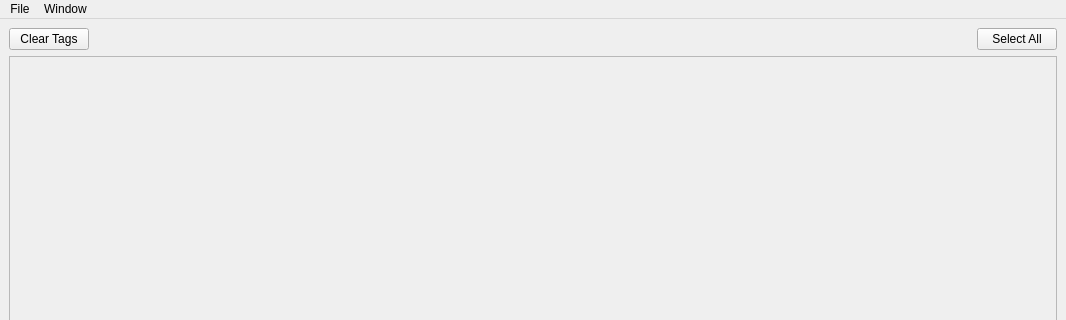
Old version of the form ui/mainWindow.ui in the repository infoPh83/happyTag; both pictures show x 0 to 1066 and y 0 to 320 of the 1066 by 798 pixel window.
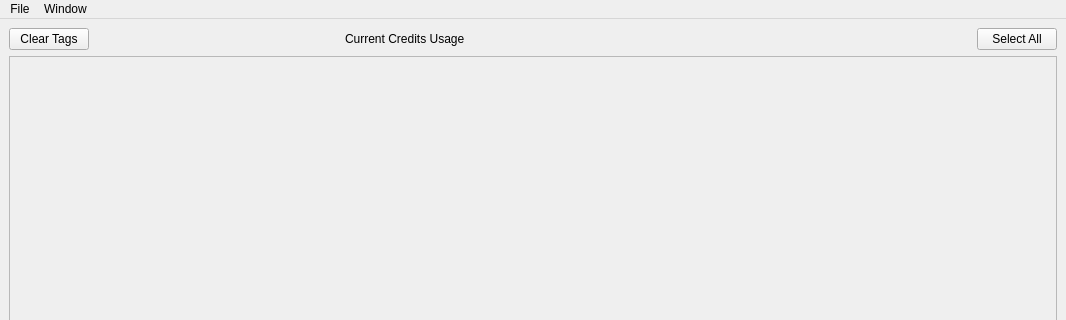
New version of the form. Custom widgets are drawn as their Qt base class.

```diff
--- a/ui/mainWindow.ui
+++ b/ui/mainWindow.ui
@@ -24,6 +24,36 @@
         </property>
        </widget>
       </item>
+      <item>
+       <spacer name="horizontalSpacer_4">
+        <property name="orientation">
+         <enum>Qt::Horizontal</enum>
+        </property>
+        <property name="sizeHint" stdset="0">
+         <size>
+          <width>40</width>
+          <height>20</height>
+         </size>
+        </property>
+       </spacer>
+      </item>
+      <item>
+       <widget class="QLabel" name="label">
+        <property name="text">
+         <string>Current Credits Usage</string>
+        </property>
+       </widget>
+      </item>
+      <item>
+       <widget class="CloudinaryCreditsBar" name="creditsBar" native="true">
+        <property name="sizePolicy">
+         <sizepolicy hsizetype="Expanding" vsizetype="Preferred">
+          <horstretch>0</horstretch>
+          <verstretch>0</verstretch>
+         </sizepolicy>
+        </property>
+       </widget>
+      </item>
       <item>
        <spacer name="horizontalSpacer_3">
         <property name="orientation">
@@ -177,6 +207,14 @@
    </property>
   </action>
  </widget>
+ <customwidgets>
+  <customwidget>
+   <class>CloudinaryCreditsBar</class>
+   <extends>QWidget</extends>
+   <header>cloudinaryCreditsBar.h</header>
+   <container>1</container>
+  </customwidget>
+ </customwidgets>
  <resources/>
  <connections/>
 </ui>
```
